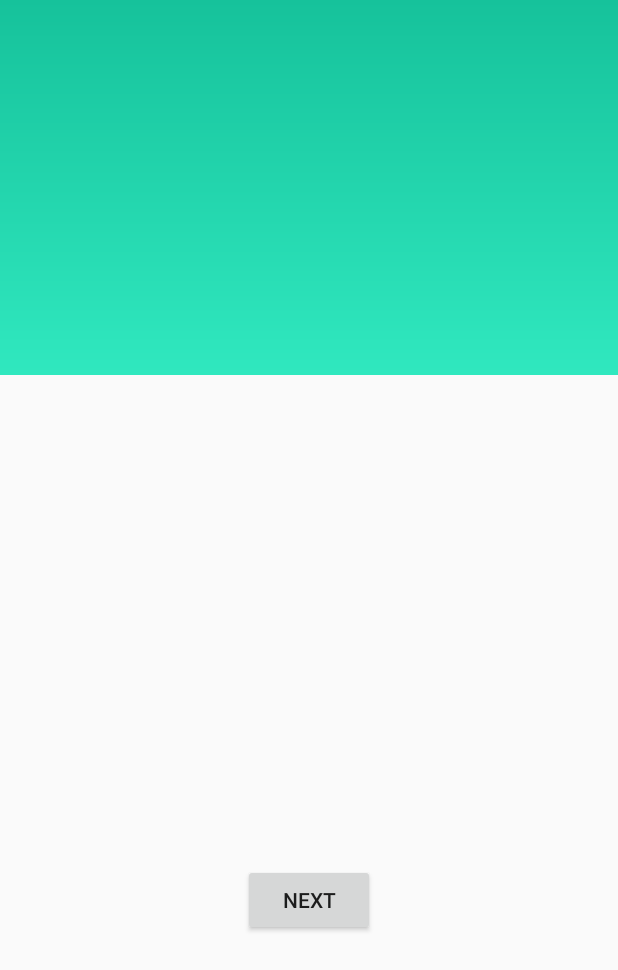
After one commit to xiaxiayige/LearingProJect, an Android app: the BesselActivity screen opened directly, with no data from a screen before it, on a phone screen of 412 x 824 dp. The commit adds this screen. Shown: the top 970 px of the screen. Run offline under Robolectric (Android 15) with nearby library versions, the phone set to English and light mode, and no system bars.

Commit message:
背景渐变 ，背景颜色切换

```diff
--- a/AnimationDemo/app/src/main/AndroidManifest.xml
+++ b/AnimationDemo/app/src/main/AndroidManifest.xml
@@ -9,7 +9,8 @@
         android:roundIcon="@mipmap/ic_launcher_round"
         android:supportsRtl="true"
         android:theme="@style/AppTheme">
-        <activity android:name=".ShakeActivity"></activity>
+        <activity android:name=".BesselActivity"></activity>
+        <activity android:name=".ShakeActivity" />
         <activity android:name=".MainActivity">
             <intent-filter>
                 <action android:name="android.intent.action.MAIN" />
--- /dev/null
+++ b/AnimationDemo/app/src/main/java/com/xiaxiayige/animationdemo/BesselActivity.kt
@@ -0,0 +1,30 @@
+package com.xiaxiayige.animationdemo
+
+import android.graphics.Color
+import androidx.appcompat.app.AppCompatActivity
+import android.os.Bundle
+import kotlinx.android.synthetic.main.activity_bessel.*
+
+/***
+ * 贝塞尔曲线 波浪效果
+ */
+class BesselActivity : AppCompatActivity() {
+    override fun onCreate(savedInstanceState: Bundle?) {
+        super.onCreate(savedInstanceState)
+        setContentView(R.layout.activity_bessel)
+        //#ffc3a0
+        val colors = arrayOf(
+            Color.parseColor("#fdc830"),
+            Color.parseColor("#ff8235"),
+            Color.parseColor("#ffc3a0")
+        )
+        var position = 0
+        btnNext.setOnClickListener {
+            if (position >= colors.size) {
+                position = 0
+            }
+            bgView.changeBg(colors[position])
+            position++
+        }
+    }
+}
--- a/AnimationDemo/app/src/main/java/com/xiaxiayige/animationdemo/MainActivity.kt
+++ b/AnimationDemo/app/src/main/java/com/xiaxiayige/animationdemo/MainActivity.kt
@@ -12,6 +12,7 @@ class MainActivity : AppCompatActivity(), View.OnClickListener {
         setContentView(R.layout.activity_main)
 
         txtv1.setOnClickListener(this)
+        txtv2.setOnClickListener(this)
 
 
     }
@@ -21,6 +22,9 @@ class MainActivity : AppCompatActivity(), View.OnClickListener {
             R.id.txtv1->{
                 startActivity(Intent(this,ShakeActivity::class.java))
             }
+            R.id.txtv2->{
+                startActivity(Intent(this,BesselActivity::class.java))
+            }
         }
     }
 }
--- /dev/null
+++ b/AnimationDemo/app/src/main/java/com/xiaxiayige/animationdemo/MusicBackgroundView.kt
@@ -0,0 +1,74 @@
+package com.xiaxiayige.animationdemo
+
+import android.animation.ArgbEvaluator
+import android.animation.ValueAnimator
+import android.content.Context
+import android.graphics.*
+import android.util.AttributeSet
+import android.view.View
+import androidx.core.graphics.ColorUtils
+
+
+/***
+ * 背景渐变View
+ */
+class MusicBackgroundView : View {
+    var paint: Paint = Paint()
+    var bgColor = Color.parseColor("#30e8bf")
+
+    constructor(context: Context?) : this(context, null)
+    constructor(context: Context?, attrs: AttributeSet?) : this(context, attrs, 0)
+    constructor(context: Context?, attrs: AttributeSet?, defStyleAttr: Int) : super(
+        context,
+        attrs,
+        defStyleAttr
+    ) {
+        paint.isAntiAlias = true
+
+    }
+
+    private fun getShader(from: Int, to: Int): Shader {
+        return LinearGradient(0f, 0f, 0f, height.toFloat(), from, to, Shader.TileMode.CLAMP)
+    }
+
+    override fun onDraw(canvas: Canvas?) {
+        super.onDraw(canvas)
+        paint.setColor(bgColor)
+        paint.shader = getShader(calculateColor(), bgColor)
+
+        val r = Rect(0, 0, width, height)
+
+        canvas?.drawRect(r, paint)
+    }
+
+    val hls = FloatArray(3)
+    private fun calculateColor(): Int {
+        val red = Color.red(bgColor)
+        val green = Color.green(bgColor)
+        val blue = Color.blue(bgColor)
+        ColorUtils.RGBToHSL(red, green, blue, hls)
+        hls[2] = hls[2] / 1.3f
+        if (hls[2] > 1) {
+            hls[2] = 1f
+        }
+        return ColorUtils.HSLToColor(hls)
+    }
+
+
+    fun changeBg(newColor: Int) {
+        val oldColor = bgColor
+        val valueAnimator = ValueAnimator.ofInt(oldColor, newColor)
+        with(valueAnimator) {
+            addUpdateListener {
+                bgColor = it.animatedValue as Int
+                postInvalidate()
+            }
+            setEvaluator(ArgbEvaluator())
+            duration = 800
+            start()
+        }
+
+    }
+
+
+}
--- /dev/null
+++ b/AnimationDemo/app/src/main/res/layout/activity_bessel.xml
@@ -0,0 +1,25 @@
+<?xml version="1.0" encoding="utf-8"?>
+<androidx.constraintlayout.widget.ConstraintLayout xmlns:android="http://schemas.android.com/apk/res/android"
+    xmlns:app="http://schemas.android.com/apk/res-auto"
+    xmlns:tools="http://schemas.android.com/tools"
+    android:layout_width="match_parent"
+    android:layout_height="match_parent"
+    tools:context=".BesselActivity">
+
+    <com.xiaxiayige.animationdemo.MusicBackgroundView
+        android:id="@+id/bgView"
+        android:layout_width="match_parent"
+        android:layout_height="250dp"
+        tools:ignore="MissingConstraints" />
+
+    <Button
+        android:id="@+id/btnNext"
+        android:layout_width="wrap_content"
+        android:layout_height="wrap_content"
+        android:text="Next"
+        android:layout_marginBottom="200dp"
+        app:layout_constraintBottom_toBottomOf="parent"
+        app:layout_constraintEnd_toEndOf="parent"
+        app:layout_constraintStart_toStartOf="parent" />
+
+</androidx.constraintlayout.widget.ConstraintLayout>
```
Also changed, not shown: AnimationDemo/app/src/main/res/layout/activity_main.xml (+7 -0 lines).
